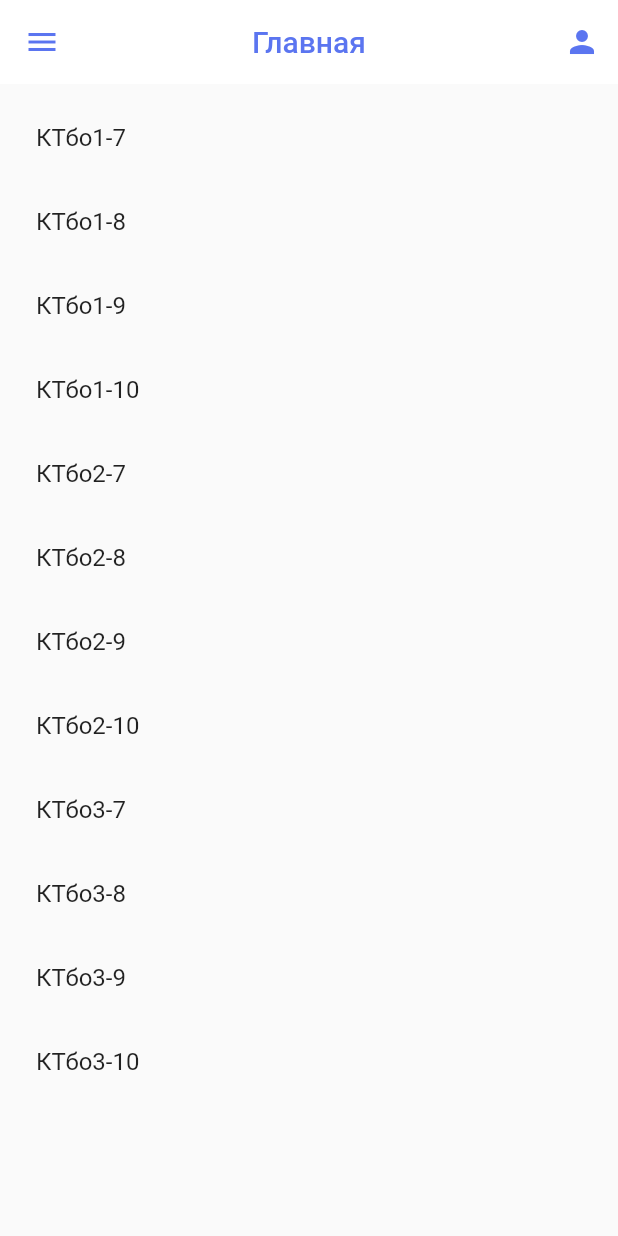
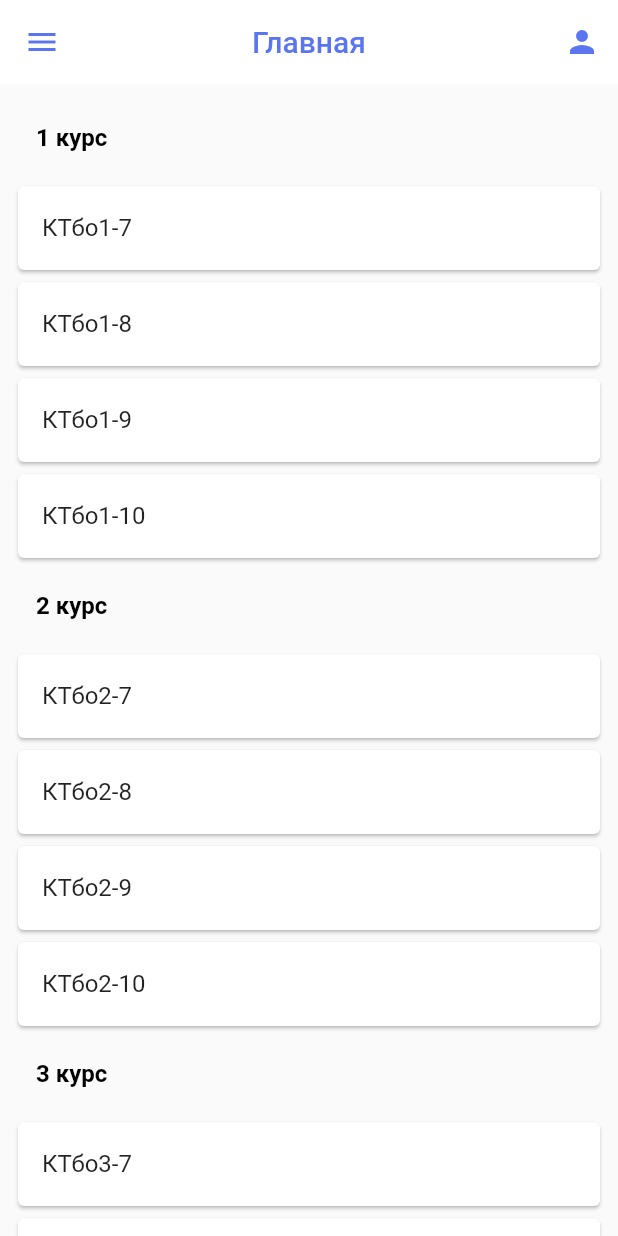
Before and after one commit to ArtemSorin/ScheduleApp, a Flutter app: the screen it shows after launch, on a phone screen of 412 x 824 dp. Run offline on Flutter 3.47's test engine with Material 2 defaults, Android fonts, the phone set to English and light mode, and no system bars.

Commit message:
update interface

```diff
--- a/lib/main.dart
+++ b/lib/main.dart
@@ -56,7 +56,15 @@ class _MyHomePageState extends State<MyHomePage> {
       body: ListView(
         padding: const EdgeInsets.all(8),
         children: <Widget>[
-          ListTile(
+          const ListTile(
+            title: Text(
+              '1 курс',
+              style:
+                  TextStyle(color: Colors.black, fontWeight: FontWeight.bold),
+            ),
+          ),
+          Card(
+            child: ListTile(
               title: const Text('КТбо1-7'),
               onTap: () {
                 Navigator.push(
@@ -69,7 +77,9 @@ class _MyHomePageState extends State<MyHomePage> {
                 );
               },
             ),
-          ListTile(
+          ),
+          Card(
+            child: ListTile(
               title: const Text('КТбо1-8'),
               onTap: () {
                 Navigator.push(
@@ -82,7 +92,9 @@ class _MyHomePageState extends State<MyHomePage> {
                 );
               },
             ),
-          ListTile(
+          ),
+          Card(
+            child: ListTile(
               title: const Text('КТбо1-9'),
               onTap: () {
                 Navigator.push(
@@ -95,7 +107,9 @@ class _MyHomePageState extends State<MyHomePage> {
                 );
               },
             ),
-          ListTile(
+          ),
+          Card(
+            child: ListTile(
               title: const Text('КТбо1-10'),
               onTap: () {
                 Navigator.push(
@@ -108,7 +122,16 @@ class _MyHomePageState extends State<MyHomePage> {
                 );
               },
             ),
-          ListTile(
+          ),
+          const ListTile(
+            title: Text(
+              '2 курс',
+              style:
+                  TextStyle(color: Colors.black, fontWeight: FontWeight.bold),
+            ),
+          ),
+          Card(
+            child: ListTile(
               title: const Text('КТбо2-7'),
               onTap: () {
                 Navigator.push(
@@ -121,7 +144,9 @@ class _MyHomePageState extends State<MyHomePage> {
                 );
               },
             ),
-          ListTile(
+          ),
+          Card(
+            child: ListTile(
               title: const Text('КТбо2-8'),
               onTap: () {
                 Navigator.push(
@@ -134,7 +159,9 @@ class _MyHomePageState extends State<MyHomePage> {
                 );
               },
             ),
-          ListTile(
+          ),
+          Card(
+            child: ListTile(
               title: const Text('КТбо2-9'),
               onTap: () {
                 Navigator.push(
@@ -147,7 +174,9 @@ class _MyHomePageState extends State<MyHomePage> {
                 );
               },
             ),
-          ListTile(
+          ),
+          Card(
+            child: ListTile(
               title: const Text('КТбо2-10'),
               onTap: () {
                 Navigator.push(
@@ -160,7 +189,16 @@ class _MyHomePageState extends State<MyHomePage> {
                 );
               },
             ),
-          ListTile(
+          ),
+          const ListTile(
+            title: Text(
+              '3 курс',
+              style:
+                  TextStyle(color: Colors.black, fontWeight: FontWeight.bold),
+            ),
+          ),
+          Card(
+            child: ListTile(
               title: const Text('КТбо3-7'),
               onTap: () {
                 Navigator.push(
@@ -173,7 +211,9 @@ class _MyHomePageState extends State<MyHomePage> {
                 );
               },
             ),
-          ListTile(
+          ),
+          Card(
+            child: ListTile(
               title: const Text('КТбо3-8'),
               onTap: () {
                 Navigator.push(
@@ -186,7 +226,9 @@ class _MyHomePageState extends State<MyHomePage> {
                 );
               },
             ),
-          ListTile(
+          ),
+          Card(
+            child: ListTile(
               title: const Text('КТбо3-9'),
               onTap: () {
                 Navigator.push(
@@ -199,7 +241,9 @@ class _MyHomePageState extends State<MyHomePage> {
                 );
               },
             ),
-          ListTile(
+          ),
+          Card(
+            child: ListTile(
               title: const Text('КТбо3-10'),
               onTap: () {
                 Navigator.push(
@@ -212,6 +256,7 @@ class _MyHomePageState extends State<MyHomePage> {
                 );
               },
             ),
+          ),
         ],
       ),
     );
--- a/lib/screens/listweeks.dart
+++ b/lib/screens/listweeks.dart
@@ -95,7 +95,8 @@ class _MyHomePageState extends State<MyHomePage> {
         itemCount: timetablelist.length,
         itemBuilder: (context, i) {
           final timetable = timetablelist[i];
-          return ListTile(
+          return Card(
+            child: ListTile(
               onTap: () {
                 Navigator.push(
                   context,
@@ -112,6 +113,7 @@ class _MyHomePageState extends State<MyHomePage> {
                 '${timetable.number} неделя',
                 style: const TextStyle(color: Colors.black),
               ),
+            ),
           );
         },
       ),
```
Also changed, not shown: lib/screens/curentday.dart (+5 -4 lines), lib/screens/currentweek.dart (+18 -6 lines). Lines whose indentation alone changed are shown as unchanged.
